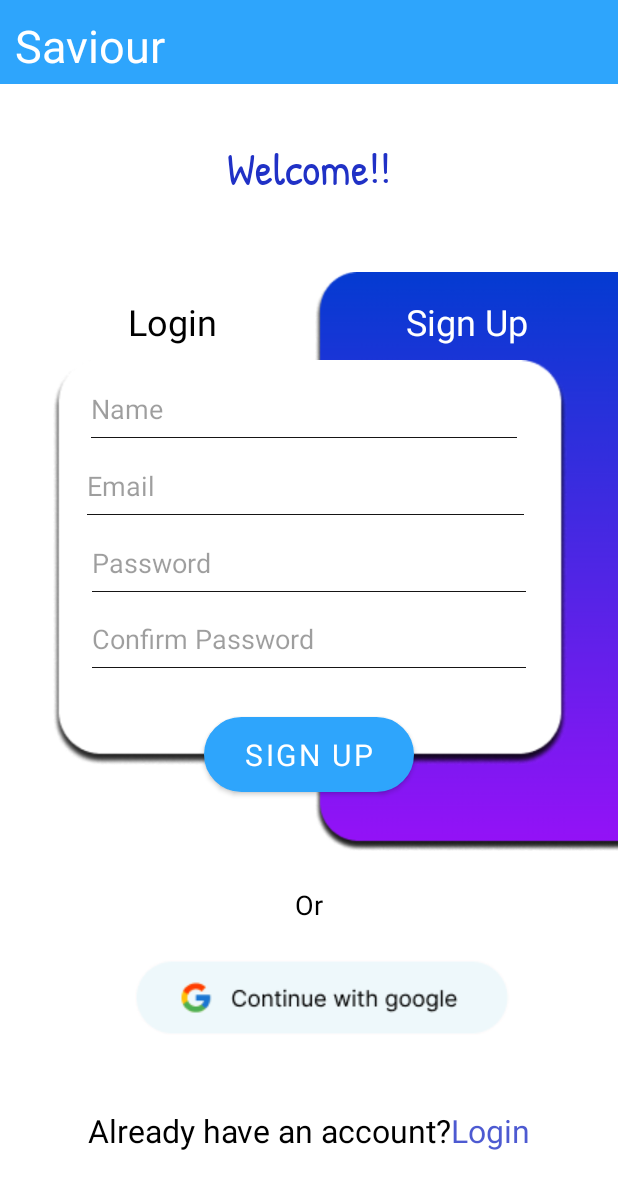
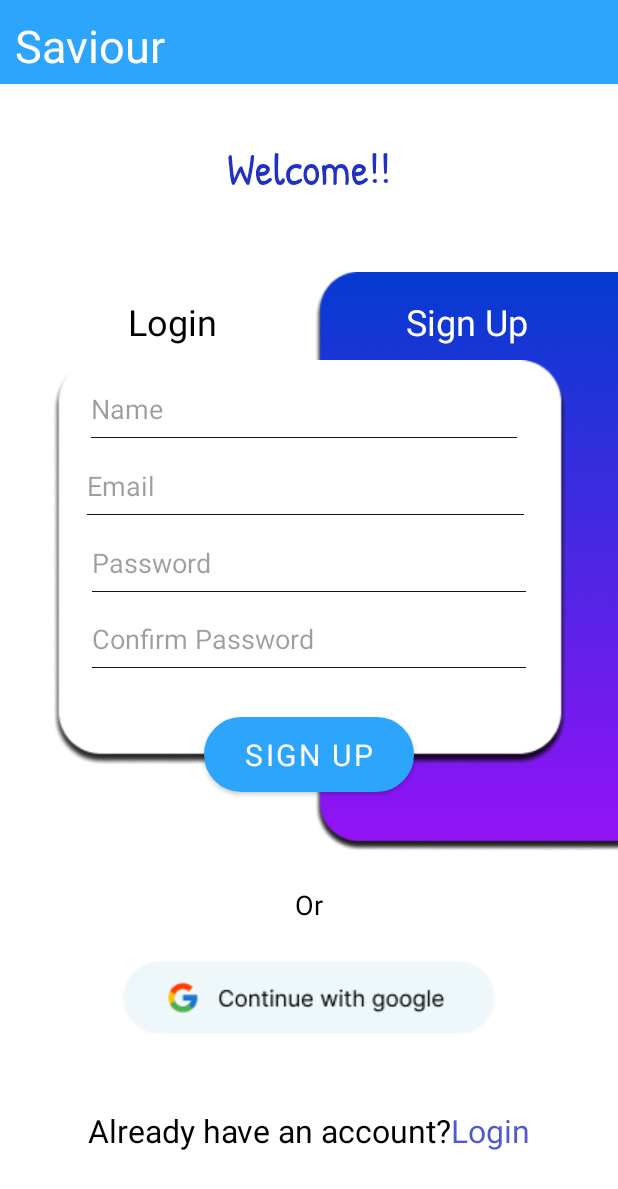
Before and after one commit to harsha-vardhan-reddy-07/LoginApp, an Android app: the SignUpActivity screen opened directly, with no data from a screen before it, on a phone screen of 412 x 824 dp. Shown: the top 1189 px of the screen. Run offline under Robolectric (Android 15) with nearby library versions, the phone set to English and light mode, and no system bars; Roboto replaces fonts that are not available here.

Commit message:
Signup Template finished

```diff
--- a/app/src/main/res/layout/activity_sign_up.xml
+++ b/app/src/main/res/layout/activity_sign_up.xml
@@ -190,13 +190,12 @@
         android:id="@+id/google_btn"
         android:layout_width="wrap_content"
         android:layout_height="wrap_content"
-        android:layout_marginEnd="60dp"
         android:backgroundTint="@color/white"
         android:onClick="Google_btn"
         android:src="@drawable/google_signup"
         app:layout_constraintBottom_toTopOf="@+id/linearLayout2"
         app:layout_constraintEnd_toEndOf="parent"
-        app:layout_constraintLeft_toLeftOf="parent"
+        app:layout_constraintStart_toStartOf="parent"
         app:layout_constraintTop_toBottomOf="@+id/textView5"
         app:layout_constraintVertical_bias="0.271"
         tools:ignore="ContentDescription,UsingOnClickInXml" />
```
